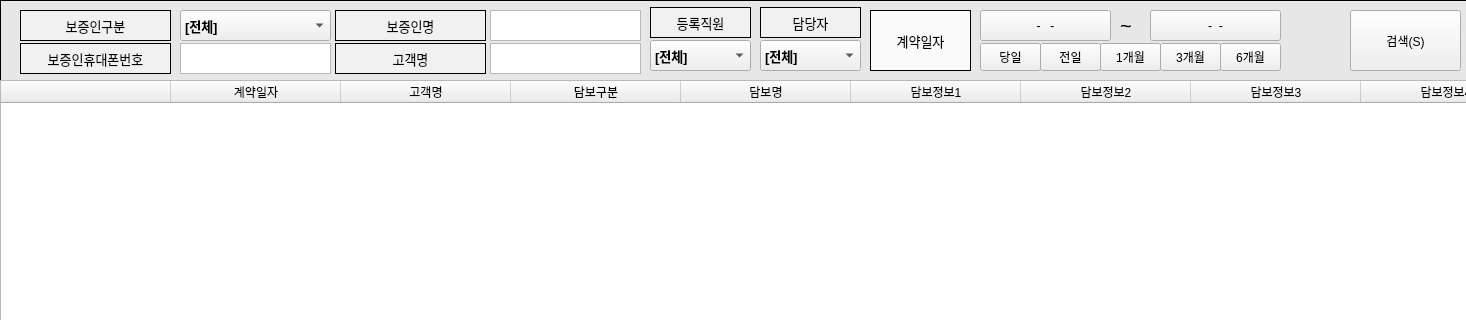
DY-Microfinance-Customer-Management/dymf-algorithm, file src/ui/loan/ui_loan_guarantor_search.ui: the form before one commit; both pictures show x 0 to 1466 and y 0 to 320 of the 1466 by 640 pixel window.
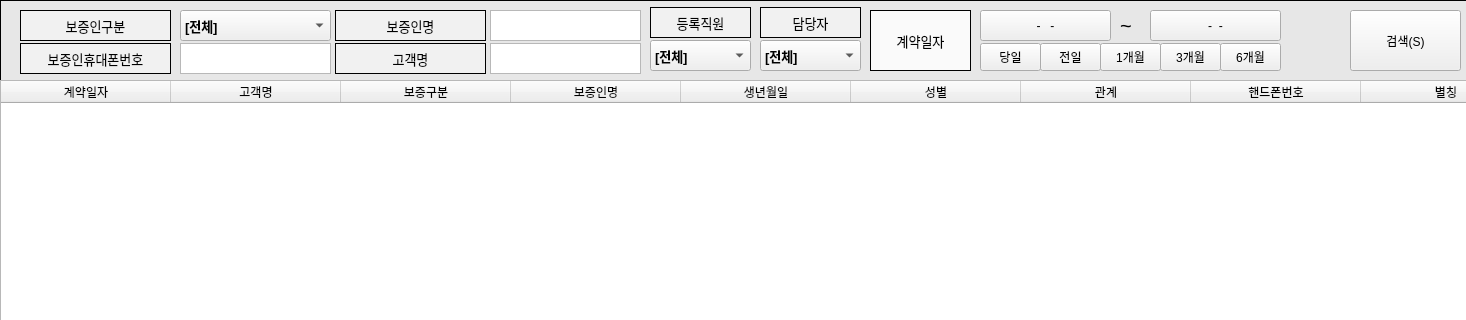
The form after the commit.

Commit message: loan 수정

What changed in the file:
```diff
--- a/src/ui/loan/ui_loan_guarantor_search.ui
+++ b/src/ui/loan/ui_loan_guarantor_search.ui
@@ -119,11 +119,6 @@
     <attribute name="horizontalHeaderHighlightSections">
      <bool>false</bool>
     </attribute>
-    <column>
-     <property name="text">
-      <string/>
-     </property>
-    </column>
     <column>
      <property name="text">
       <string>계약일자</string>
@@ -136,32 +131,37 @@
     </column>
     <column>
      <property name="text">
-      <string>담보구분</string>
+      <string>보증구분</string>
      </property>
     </column>
     <column>
      <property name="text">
-      <string>담보명</string>
+      <string>보증인명</string>
      </property>
     </column>
     <column>
      <property name="text">
-      <string>담보정보1</string>
+      <string>생년월일</string>
      </property>
     </column>
     <column>
      <property name="text">
-      <string>담보정보2</string>
+      <string>성별</string>
      </property>
     </column>
     <column>
      <property name="text">
-      <string>담보정보3</string>
+      <string>관계</string>
      </property>
     </column>
     <column>
      <property name="text">
-      <string>담보정보4</string>
+      <string>핸드폰번호</string>
+     </property>
+    </column>
+    <column>
+     <property name="text">
+      <string>별칭</string>
      </property>
     </column>
     <column>
```
The commit also changes 9 other files.
